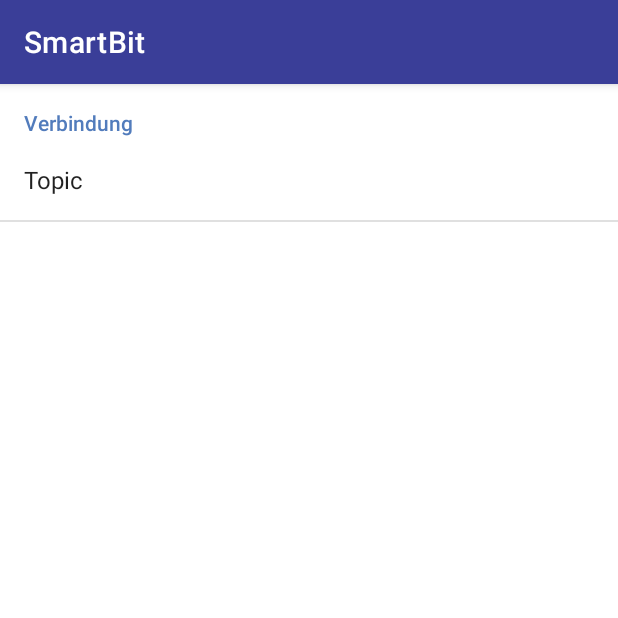
After one commit to mcerwenetz/BA, an Android app: the SettingsActivity screen opened directly, with no data from a screen before it, on a phone screen of 412 x 824 dp, the top half of it. The commit adds this screen. Run offline under Robolectric (Android 15) with nearby library versions, the phone set to English and light mode, and no system bars.

Commit message:
shared prefs for customizing topic

```diff
--- a/Apps/SmartBit/app/src/main/AndroidManifest.xml
+++ b/Apps/SmartBit/app/src/main/AndroidManifest.xml
@@ -26,6 +26,7 @@
                 <category android:name="android.intent.category.LAUNCHER" />
             </intent-filter>
         </activity>
+        <activity android:name=".SettingsActivity"/>
 
         <service android:name="com.example.smartbit.MQTTService"
             android:exported="false"
--- a/Apps/SmartBit/app/src/main/java/com/example/smartbit/MqttMessaging.java
+++ b/Apps/SmartBit/app/src/main/java/com/example/smartbit/MqttMessaging.java
@@ -179,7 +179,7 @@ public class MqttMessaging {
     private void doMessageFailure(Throwable e, String topic, String msg) {
         FailureListener f = failureListener;
         if (f != null) {
-            f.onMessageError(e, String.format("%s: %d", topic, msg));
+            f.onMessageError(e, String.format("%s: %s", topic, msg));
         }
     }
 
@@ -257,7 +257,7 @@ public class MqttMessaging {
         mqttExecutor.execute(() -> {
             try {
                 pendingMessages.remove(id); // we are processing it
-                Log.v(TAG, String.format("send: topic=%s, msg=%s",topic, msg));
+//                Log.v(TAG, String.format("send: topic=%s, msg=%s",topic, msg));
                 MqttMessage message = new MqttMessage();
                 message.setPayload(msg.getBytes());
                 message.setQos(1); // we always do 1
--- /dev/null
+++ b/Apps/SmartBit/app/src/main/java/com/example/smartbit/SettingsActivity.java
@@ -0,0 +1,15 @@
+package com.example.smartbit;
+
+import android.os.Bundle;
+
+import androidx.annotation.Nullable;
+import androidx.appcompat.app.AppCompatActivity;
+
+public class SettingsActivity extends AppCompatActivity {
+
+    @Override
+    protected void onCreate(@Nullable Bundle savedInstanceState) {
+        super.onCreate(savedInstanceState);
+        getFragmentManager().beginTransaction().replace(android.R.id.content,new SettingsFragment()).commit();
+    }
+}
--- /dev/null
+++ b/Apps/SmartBit/app/src/main/java/com/example/smartbit/SettingsFragment.java
@@ -0,0 +1,14 @@
+package com.example.smartbit;
+
+import android.os.Bundle;
+import android.preference.PreferenceFragment;
+
+import androidx.annotation.Nullable;
+
+public class SettingsFragment extends PreferenceFragment {
+    @Override
+    public void onCreate(@Nullable Bundle savedInstanceState) {
+        super.onCreate(savedInstanceState);
+        addPreferencesFromResource(R.xml.preferences);
+    }
+}
--- a/Apps/SmartBit/app/src/main/res/values/strings.xml
+++ b/Apps/SmartBit/app/src/main/res/values/strings.xml
@@ -1,3 +1,4 @@
 <resources>
     <string name="app_name">SmartBit</string>
+    <string name="key_topic">topic</string>
 </resources>
--- /dev/null
+++ b/Apps/SmartBit/app/src/main/res/xml/preferences.xml
@@ -0,0 +1,10 @@
+<?xml version="1.0" encoding="utf-8"?>
+<PreferenceScreen xmlns:android="http://schemas.android.com/apk/res/android">
+<PreferenceCategory android:title="Verbindung">
+    <EditTextPreference
+        android:key="@string/key_topic"
+        android:title="Topic"
+        android:defaultValue="test"
+        />
+</PreferenceCategory>
+</PreferenceScreen>
```
Also changed, not shown: Apps/SmartBit/app/src/main/java/com/example/smartbit/MQTTService.java (+54 -32 lines), Apps/SmartBit/app/src/main/java/com/example/smartbit/RootActivity.java (+14 -1 lines), Apps/SmartBit/app/src/main/res/layout/layout.xml (+14 -0 lines), 2 other files.
